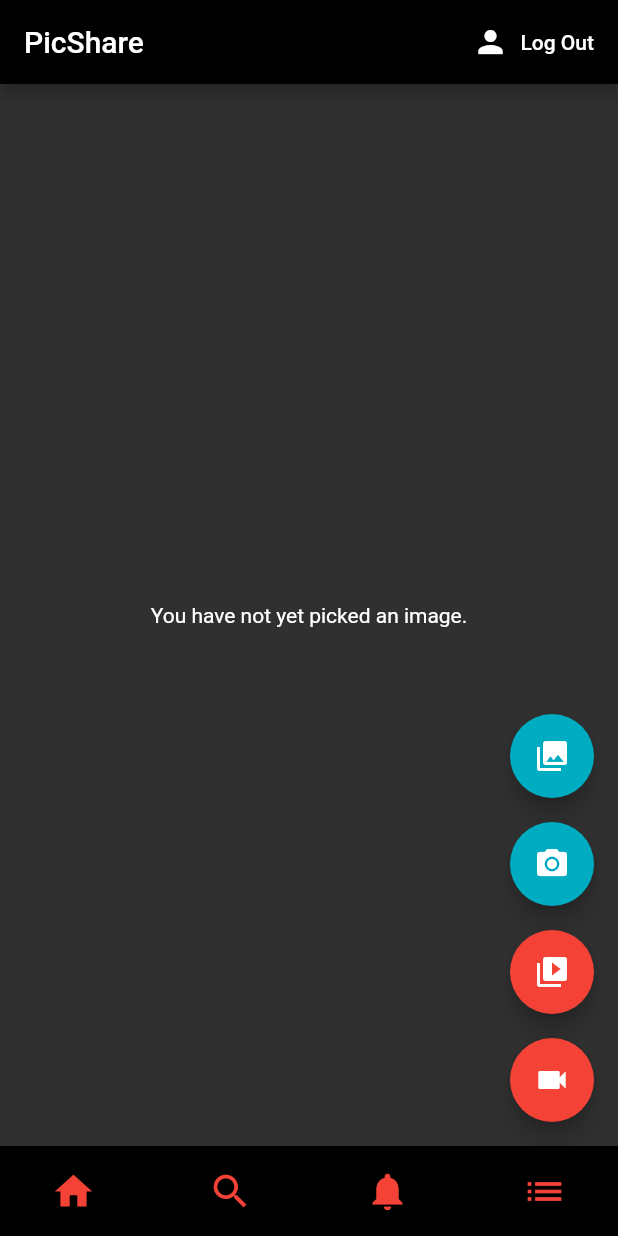
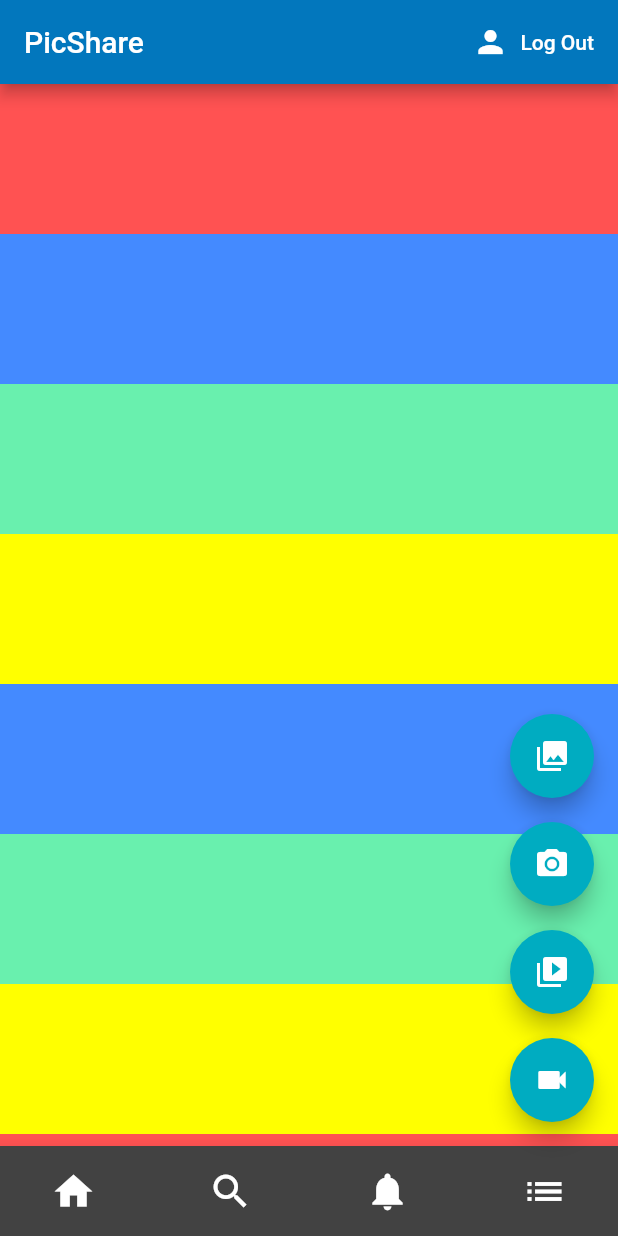
Before and after one commit to RenaldB/picShare, a Flutter app: the screen it shows once a user with an empty profile is signed in, on a phone screen of 412 x 824 dp. Run offline on Flutter 3.47's test engine with Material 2 defaults, Android fonts, the light colour scheme and no system bars; our stand-ins replace firebase_auth, flutter_spinkit, image_picker, video_player; accounts and stored records are empty; Roboto replaces fonts that are missing (Georgia, Hind).

Commit message:
Profil And Home Upgrade

```diff
--- a/lib/screens/components/navbar.dart
+++ b/lib/screens/components/navbar.dart
@@ -1,3 +1,4 @@
+
 /**
  *
  * NAVBAR
@@ -6,22 +7,18 @@
 
 import 'package:flutter/material.dart';
 import '../profil/profil.dart';
+
 class NavBar extends StatefulWidget {
-
-
-
   @override
   _NavBar createState() => new _NavBar();
-
 }
 
 class _NavBar extends State<NavBar> {
-
   @override
   Widget build(BuildContext context) {
+
     // TODO: implement build
     return new BottomAppBar(
-        color: Colors.black,
       shape: CircularNotchedRectangle(),
       child: Container(
         margin: EdgeInsets.only(left: 25.0, right: 25.0),
@@ -33,7 +30,6 @@ class _NavBar extends State<NavBar> {
             IconButton(
               iconSize: 30.0,
               icon: Icon(Icons.home),
-                color: Colors.red,
               onPressed: () {
                 setState(() {
                   //_myPage.jumpToPage(0);
@@ -43,7 +39,6 @@ class _NavBar extends State<NavBar> {
             IconButton(
               iconSize: 30.0,
               icon: Icon(Icons.search),
-                color: Colors.red,
               onPressed: () {
                 setState(() {
                   //_myPage.jumpToPage(1);
@@ -53,7 +48,6 @@ class _NavBar extends State<NavBar> {
             IconButton(
               iconSize: 30.0,
               icon: Icon(Icons.notifications),
-                color: Colors.red,
               onPressed: () {
                 setState(() {
                   // _myPage.jumpToPage(2);
@@ -63,9 +57,8 @@ class _NavBar extends State<NavBar> {
             IconButton(
               iconSize: 30.0,
               icon: Icon(Icons.list),
-                color: Colors.red,
               onPressed: () {
-                 openPage(context);
+                pageProfil();
               },
             )
           ],
@@ -73,4 +66,13 @@ class _NavBar extends State<NavBar> {
       ),
     );
   }
+
+  void pageProfil() {
+      print("Open");
+      Navigator.push(context,
+          new MaterialPageRoute(builder: (BuildContext context) {
+        print('to Profil');
+        return Profil();
+      }));
   }
+}
--- a/lib/screens/home/home.dart
+++ b/lib/screens/home/home.dart
@@ -223,7 +223,6 @@ class _MyHomePageState extends State<MyHomePage> {
     return Scaffold(
       appBar: AppBar(
         title: Text(widget.title),
-        backgroundColor: Colors.black,
         actions: <Widget>[
           FlatButton.icon(
             icon: Icon(Icons.person),
@@ -232,8 +231,68 @@ class _MyHomePageState extends State<MyHomePage> {
           ),
         ],
       ),
-      body: Center(
-        child: !kIsWeb && defaultTargetPlatform == TargetPlatform.android
+      body: SingleChildScrollView(
+        child: Column(
+          mainAxisAlignment: MainAxisAlignment.center,
+          children: <Widget> [
+            Container(
+              height: 100.0,
+              color: Colors.redAccent,
+              ),
+              Container(
+              height: 100.0,
+              color: Colors.blueAccent,
+              ),
+              Container(
+              height: 100.0,
+              color: Colors.greenAccent,
+              ),
+              Container(
+              height: 100.0,
+              color: Colors.yellowAccent,
+              ),
+              Container(
+              height: 100.0,
+              color: Colors.blueAccent,
+              ),
+              Container(
+              height: 100.0,
+              color: Colors.greenAccent,
+              ),
+              Container(
+              height: 100.0,
+              color: Colors.yellowAccent,
+              ),
+              Container(
+              height: 100.0,
+              color: Colors.redAccent,
+              ),
+              Container(
+              height: 100.0,
+              color: Colors.blueAccent,
+              ),
+              Container(
+              height: 100.0,
+              color: Colors.greenAccent,
+              ),
+              Container(
+              height: 100.0,
+              color: Colors.yellowAccent,
+              ),
+              Container(
+              height: 100.0,
+              color: Colors.blueAccent,
+              ),
+              Container(
+              height: 100.0,
+              color: Colors.greenAccent,
+              ),
+              Container(
+              height: 100.0,
+              color: Colors.yellowAccent,
+              )
+        ],),
+        /*child: !kIsWeb && defaultTargetPlatform == TargetPlatform.android
             ? FutureBuilder<void>(
                 future: retrieveLostData(),
                 builder: (BuildContext context, AsyncSnapshot<void> snapshot) {
@@ -261,10 +320,10 @@ class _MyHomePageState extends State<MyHomePage> {
                   }
                 },
               )
-            : (isVideo ? _previewVideo() : _previewImage()),
+            : (isVideo ? _previewVideo() : _previewImage()),*/
       ),
 
-      bottomNavigationBar: NavBar(),
+      bottomNavigationBar: NavBar(),  //NavBar
       floatingActionButton: Column(
         mainAxisAlignment: MainAxisAlignment.end,
         children: <Widget>[
@@ -292,7 +351,6 @@ class _MyHomePageState extends State<MyHomePage> {
           Padding(
             padding: const EdgeInsets.only(top: 16.0),
             child: FloatingActionButton(
-              backgroundColor: Colors.red,
               onPressed: () {
                 isVideo = true;
                 _onImageButtonPressed(ImageSource.gallery);
@@ -305,7 +363,6 @@ class _MyHomePageState extends State<MyHomePage> {
           Padding(
             padding: const EdgeInsets.only(top: 16.0),
             child: FloatingActionButton(
-              backgroundColor: Colors.red,
               onPressed: () {
                 isVideo = true;
                 _onImageButtonPressed(ImageSource.camera);
```
Also changed, not shown: lib/screens/profil/profil.dart (+25 -21 lines), pubspec.lock. Lines whose indentation alone changed are shown as unchanged.
